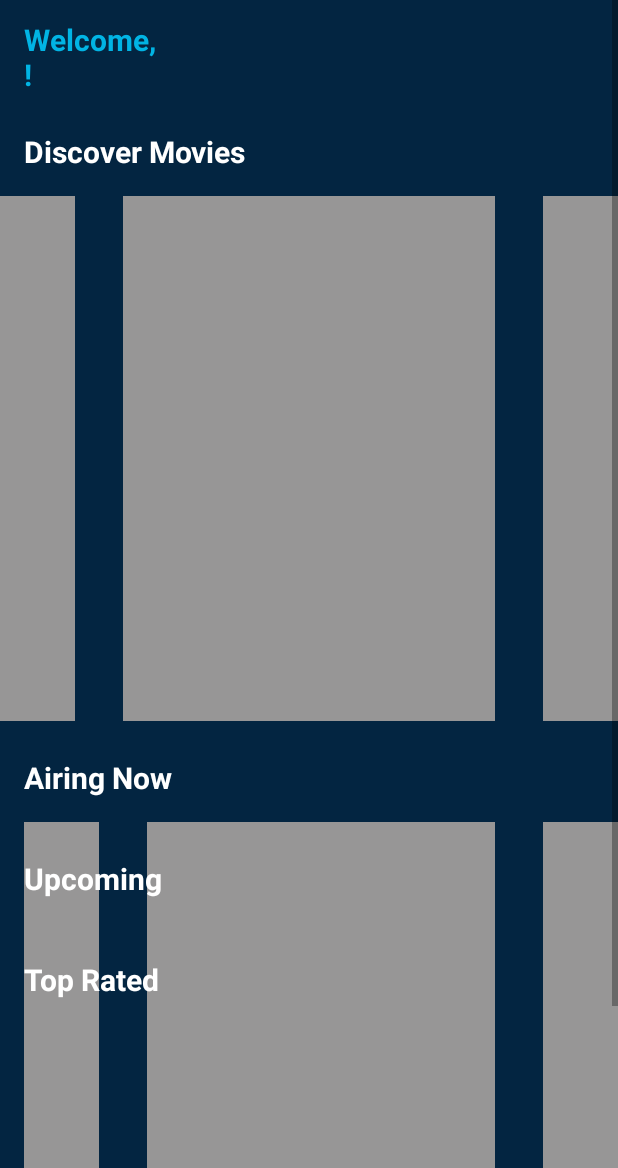
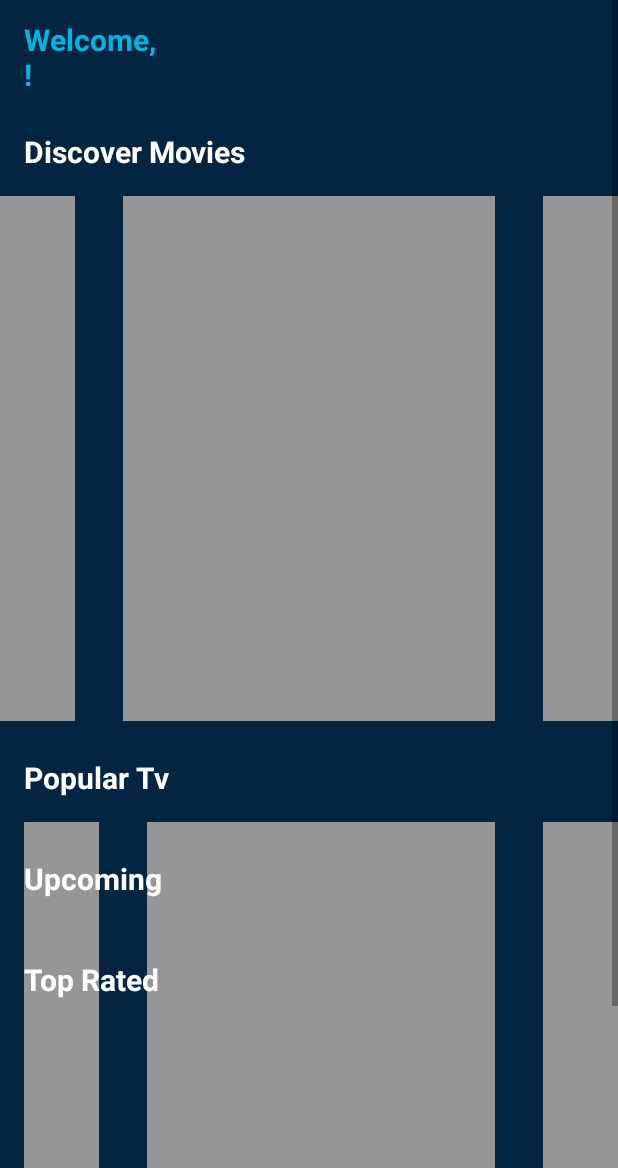
Before and after one commit to FirmanFA/challenge-5-binar, an Android app: the HomeFragment screen opened through its navigation route, on a phone screen of 412 x 824 dp, the part 68-1236 px from its top. Run offline under Robolectric (Android 15) with nearby library versions, the phone set to English and light mode, and no system bars; our stand-ins replace Shimmer; 1 statement that could not run was skipped.

```diff
--- a/app/build.gradle
+++ b/app/build.gradle
@@ -53,8 +53,7 @@ dependencies {
     implementation 'androidx.navigation:navigation-fragment-ktx:2.4.2'
     implementation 'androidx.navigation:navigation-ui-ktx:2.4.2'
 
-    def lifecycle_version = "2.5.0-alpha06"
-
+    def lifecycle_version = "2.5.0-beta01"
     // ViewModel
     implementation "androidx.lifecycle:lifecycle-viewmodel-ktx:$lifecycle_version"
     // ViewModel utilities for Compose
--- a/app/src/main/java/com/binar/challenge5/MainActivity.kt
+++ b/app/src/main/java/com/binar/challenge5/MainActivity.kt
@@ -7,6 +7,7 @@ class MainActivity : AppCompatActivity() {
     override fun onCreate(savedInstanceState: Bundle?) {
         super.onCreate(savedInstanceState)
         setContentView(R.layout.activity_main)
+
     }
     companion object{
         const val SHARED_FILE = "sharedfile"
--- a/app/src/main/java/com/binar/challenge5/data/api/ApiService.kt
+++ b/app/src/main/java/com/binar/challenge5/data/api/ApiService.kt
@@ -8,6 +8,8 @@ import retrofit2.http.*
 
 interface ApiService {
 
+    @GET("tv/popular")
+    fun getPopularTv(): Call<MovieResponse>
 
     @GET("movie/now_playing")
     fun getAiringMovie(): Call<MovieResponse>
--- a/app/src/main/java/com/binar/challenge5/ui/auth/AuthViewModel.kt
+++ b/app/src/main/java/com/binar/challenge5/ui/auth/AuthViewModel.kt
@@ -8,11 +8,6 @@ class AuthViewModel(private val repository: AuthRepository): ViewModel() {
 
     private val _user: MutableLiveData<User?>  = MutableLiveData()
     val user: LiveData<User?> = _user
-
-//    fun getUser(email: String) = viewModelScope.launch {
-//        val tempUser = repository.getUser(email)
-//        _user.postValue(tempUser)
-//    }
 
     fun getUser(email: String){
         val newUser = repository.getUser(email)
--- a/app/src/main/java/com/binar/challenge5/ui/home/HomeRepository.kt
+++ b/app/src/main/java/com/binar/challenge5/ui/home/HomeRepository.kt
@@ -5,6 +5,7 @@ import com.binar.challenge5.data.api.ApiService
 class HomeRepository(private val apiService: ApiService) {
 
 
+    fun getPopularTv() = apiService.getPopularTv()
     fun getAiringMovies() = apiService.getAiringMovie()
     fun getDiscoverMovies() = apiService.getDiscoverMovie()
     fun getUpcomingMovies() = apiService.getUpcomingMovie()
--- a/app/src/main/java/com/binar/challenge5/ui/home/HomeViewModel.kt
+++ b/app/src/main/java/com/binar/challenge5/ui/home/HomeViewModel.kt
@@ -52,6 +52,32 @@ class HomeViewModel(private val repository: HomeRepository): ViewModel() {
     }
     val topRatedMovies: LiveData<MovieResponse> = _topRatedMovies
 
+    val errorPopularTv: MutableLiveData<String> = MutableLiveData()
+    val isLoadingPopularTv = MutableLiveData<Boolean>()
+    private val _popularTv: MutableLiveData<MovieResponse> by lazy {
+        MutableLiveData<MovieResponse>().also {
+            getPopularTv()
+        }
+    }
+    val popularTv: LiveData<MovieResponse> = _popularTv
+
+    private fun getPopularTv() {
+        isLoadingPopularTv.postValue(true)
+        repository.getPopularTv().enqueue(object : Callback<MovieResponse> {
+            override fun onResponse(call: Call<MovieResponse>, response: Response<MovieResponse>) {
+                isLoadingPopularTv.postValue(false)
+                if (response.code() == 200){
+                    _popularTv.postValue(response.body())
+                }else{
+                    errorPopularTv.postValue("Error")
+                }
+            }
+
+            override fun onFailure(call: Call<MovieResponse>, t: Throwable) {
+                isLoadingPopularTv.postValue(false)
+            }
+        })
+    }
 
     private fun getDiscoverMovies(){
         isLoadingDiscover.postValue(true)
--- a/app/src/main/res/layout/fragment_home.xml
+++ b/app/src/main/res/layout/fragment_home.xml
@@ -76,7 +76,7 @@
             android:layout_marginStart="16dp"
             android:layout_marginTop="24dp"
             android:layout_marginEnd="16dp"
-            android:text="Airing Now"
+            android:text="Popular Tv"
             android:textColor="@color/white"
             android:textSize="20sp"
             android:textStyle="bold"
@@ -110,7 +110,7 @@
         </com.facebook.shimmer.ShimmerFrameLayout>
 
         <androidx.recyclerview.widget.RecyclerView
-            android:id="@+id/rv_airing"
+            android:id="@+id/rv_tv"
             android:layout_width="0dp"
             android:layout_height="wrap_content"
             android:layout_marginTop="16dp"
@@ -153,7 +153,7 @@
             app:layout_constraintEnd_toEndOf="parent"
             app:layout_constraintHorizontal_bias="0.0"
             app:layout_constraintStart_toStartOf="parent"
-            app:layout_constraintTop_toBottomOf="@+id/rv_airing" />
+            app:layout_constraintTop_toBottomOf="@+id/rv_tv" />
 
         <androidx.recyclerview.widget.RecyclerView
             android:id="@+id/rv_upcoming"
@@ -230,8 +230,5 @@
             <include layout="@layout/discover_shimmer_placeholder_layout" />
 
         </com.facebook.shimmer.ShimmerFrameLayout>
-
     </androidx.constraintlayout.widget.ConstraintLayout>
-
-
 </ScrollView>
```
Also changed, not shown: app/src/main/java/com/binar/challenge5/ui/MovieApplication.kt (deleted, +0 -12 lines), app/src/main/java/com/binar/challenge5/ui/auth/AuthRepository.kt (+0 -14 lines), app/src/main/java/com/binar/challenge5/ui/home/HomeFragment.kt (+18 -6 lines).
